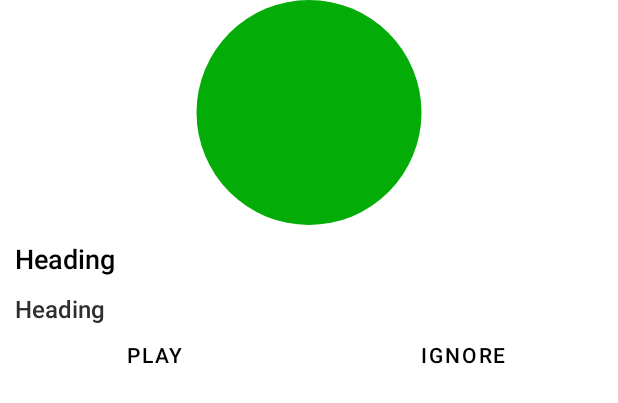
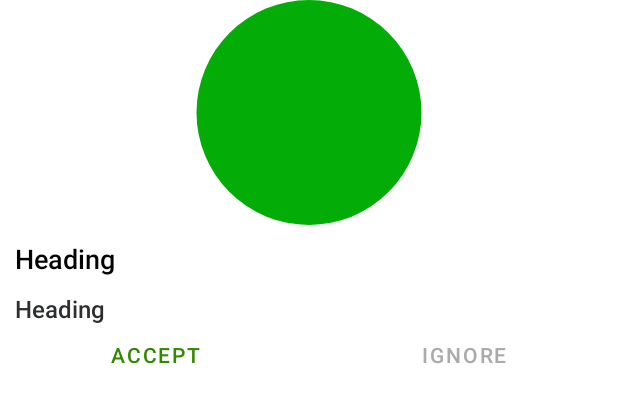
Before and after one commit to vinu5683/Project-TADA-MiniGames, an Android app: the layout expanded_notification_view.xml on its own in the app's theme, with its tools: preview values and no code run, on a phone screen of 412 x 824 dp. Shown: the top 403 px of the screen. Run offline under Robolectric (Android 15) with nearby library versions, the phone set to English and light mode, and no system bars.

Commit message:
customizing the notification

```diff
--- a/app/src/main/java/com/example/minigamestada/models/OnlineUser.kt
+++ b/app/src/main/java/com/example/minigamestada/models/OnlineUser.kt
@@ -2,7 +2,7 @@ package com.example.minigamestada.models
 
 data class OnlineUser(
     val id: String?,
-    val name: String?,
+    var name: String?,
     val subTitle: String?,
     val imgUrl: String?,
     val token: String?,
--- a/app/src/main/res/layout/expanded_notification_view.xml
+++ b/app/src/main/res/layout/expanded_notification_view.xml
@@ -10,6 +10,7 @@
 
 
         <ImageView
+            android:id="@+id/expandedImage"
             android:layout_width="match_parent"
             android:layout_height="150dp"
             android:src="@drawable/online_green_shape" />
@@ -44,16 +45,17 @@
             android:layout_gravity="bottom">
 
             <Button
+                android:id="@+id/btnAccept"
                 android:layout_width="wrap_content"
                 android:layout_height="wrap_content"
                 android:layout_gravity="center"
                 android:layout_weight="1"
                 android:background="@android:color/transparent"
-                android:foregroundTint="@color/black"
-                android:text="Play"
-                android:textColor="@color/black" />
+                android:text="Accept"
+                android:textColor="#348700" />
 
             <Button
+                android:id="@+id/btnIgnore"
                 android:layout_width="wrap_content"
                 android:layout_height="wrap_content"
                 android:layout_gravity="center"
@@ -61,7 +63,7 @@
                 android:background="@android:color/transparent"
                 android:foregroundTint="@color/black"
                 android:text="Ignore"
-                android:textColor="@color/black" />
+                android:textColor="@color/hint_color" />
         </LinearLayout>
 
 
```
Also changed, not shown: app/src/main/java/com/example/minigamestada/AvailablePlayersFragment.kt (+8 -3 lines), app/src/main/java/com/example/minigamestada/fcm/MyFirebaseMessagingService.java (+20 -4 lines).
